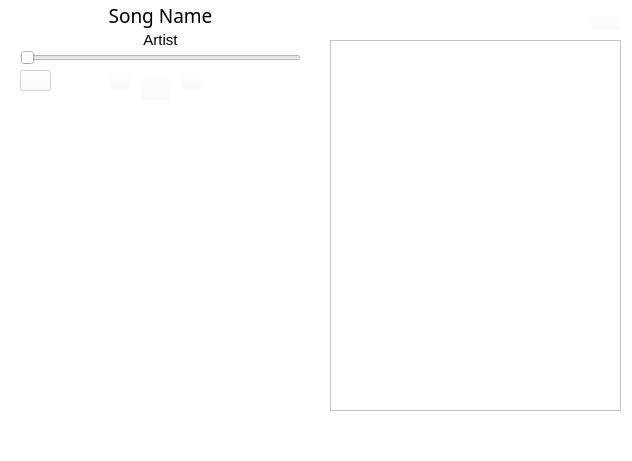
III-koda/qt-music, file src/ui/mainwindow.ui: the form before one commit.
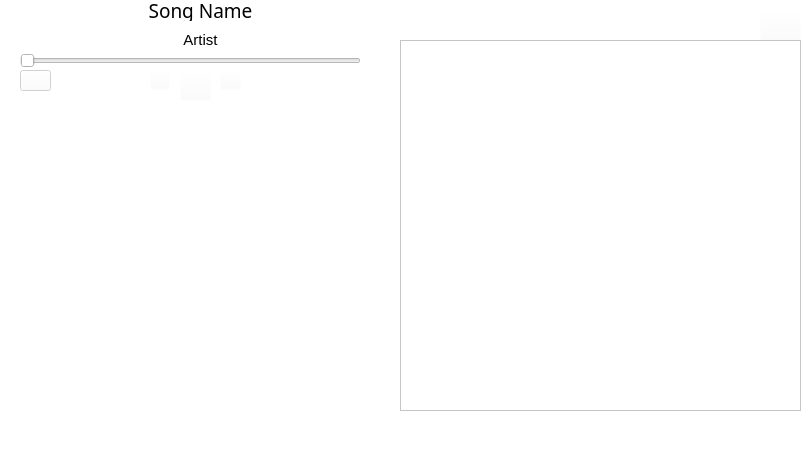
The form after the commit. Icons and pictures are not drawn.

Commit message: Some updates to UI and file selection logic

Diff of the .ui file:
```diff
--- a/src/ui/mainwindow.ui
+++ b/src/ui/mainwindow.ui
@@ -6,7 +6,7 @@
    <rect>
     <x>0</x>
     <y>0</y>
-    <width>632</width>
+    <width>809</width>
     <height>461</height>
    </rect>
   </property>
@@ -22,8 +22,8 @@
      <rect>
       <x>10</x>
       <y>0</y>
-      <width>301</width>
-      <height>31</height>
+      <width>381</width>
+      <height>21</height>
      </rect>
     </property>
     <property name="font">
@@ -48,7 +48,7 @@
     </property>
     <property name="geometry">
      <rect>
-      <x>140</x>
+      <x>180</x>
       <y>70</y>
       <width>31</width>
       <height>31</height>
@@ -88,10 +88,10 @@
    <widget class="QPushButton" name="dir_prompt_button">
     <property name="geometry">
      <rect>
-      <x>590</x>
+      <x>760</x>
       <y>10</y>
-      <width>31</width>
-      <height>21</height>
+      <width>41</width>
+      <height>31</height>
      </rect>
     </property>
     <property name="font">
@@ -122,9 +122,9 @@
    <widget class="QListWidget" name="songs_list">
     <property name="geometry">
      <rect>
-      <x>330</x>
+      <x>400</x>
       <y>40</y>
-      <width>291</width>
+      <width>401</width>
       <height>371</height>
      </rect>
     </property>
@@ -135,7 +135,7 @@
     </property>
     <property name="geometry">
      <rect>
-      <x>180</x>
+      <x>220</x>
       <y>70</y>
       <width>21</width>
       <height>20</height>
@@ -175,7 +175,7 @@
     </property>
     <property name="geometry">
      <rect>
-      <x>110</x>
+      <x>150</x>
       <y>70</y>
       <width>20</width>
       <height>20</height>
@@ -214,8 +214,8 @@
      <rect>
       <x>20</x>
       <y>50</y>
-      <width>281</width>
-      <height>16</height>
+      <width>341</width>
+      <height>21</height>
      </rect>
     </property>
     <property name="cursor">
@@ -227,11 +227,14 @@
     <property name="tickPosition">
      <enum>QSlider::NoTicks</enum>
     </property>
+    <property name="tickInterval">
+     <number>0</number>
+    </property>
    </widget>
    <widget class="QLabel" name="artist_label">
     <property name="geometry">
      <rect>
-      <x>0</x>
+      <x>40</x>
       <y>30</y>
       <width>321</width>
       <height>20</height>
@@ -284,10 +287,10 @@
     </property>
     <property name="geometry">
      <rect>
-      <x>20</x>
+      <x>50</x>
       <y>110</y>
-      <width>300</width>
-      <height>300</height>
+      <width>291</width>
+      <height>291</height>
      </rect>
     </property>
     <property name="text">
```
Left out of the diff: 2 changed lines with no effect on the pictures. The commit also changes 4 other files.
